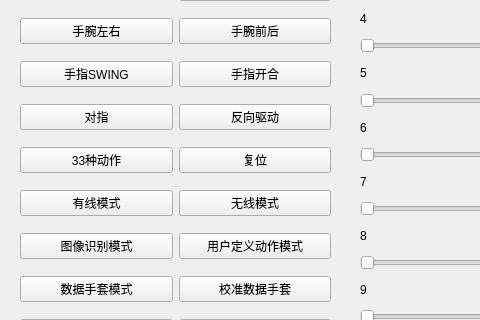
Alex328050/hand_ubuntu, file widget.ui: the form before one commit; both pictures show x 0 to 480 and y 217 to 537 of the 1032 by 640 pixel window.
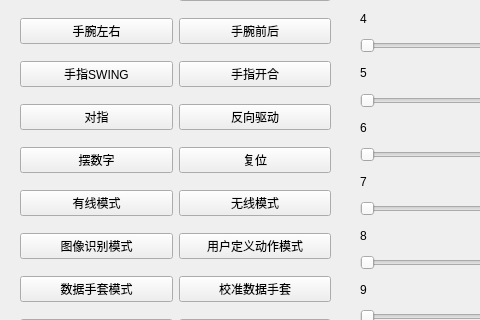
The form after the commit.

What changed in the file:
```diff
--- a/widget.ui
+++ b/widget.ui
@@ -75,7 +75,7 @@
     <item row="7" column="0">
      <widget class="QPushButton" name="actionACTION33">
       <property name="text">
-       <string>33种动作</string>
+       <string>摆数字</string>
       </property>
      </widget>
     </item>
```
